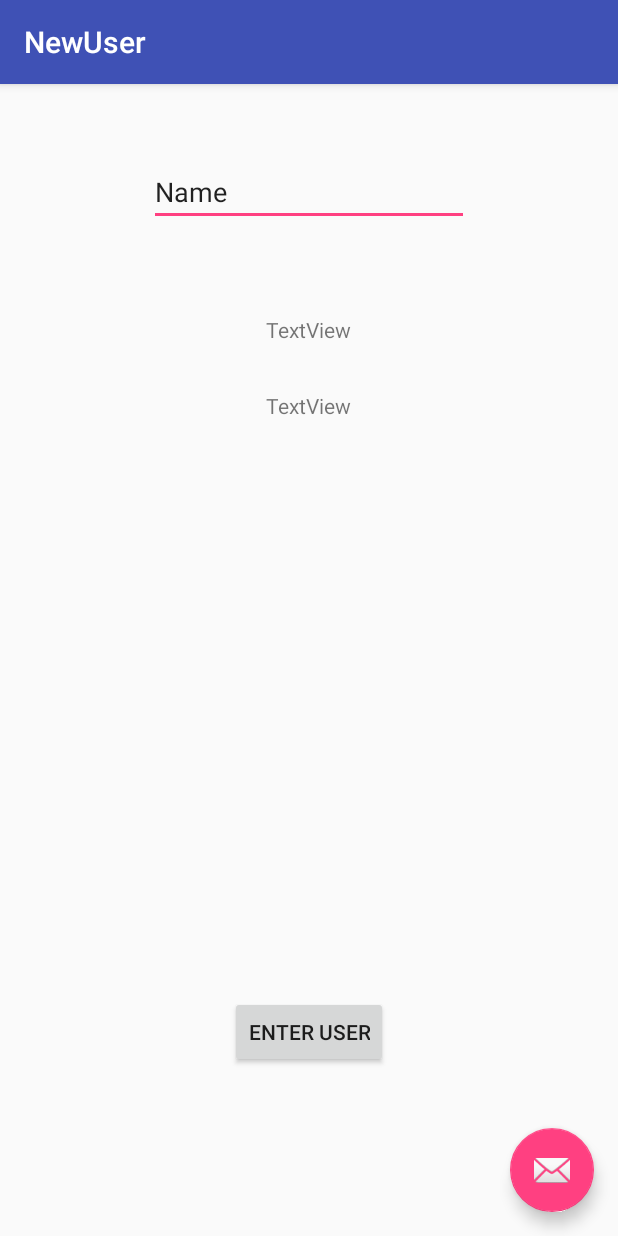
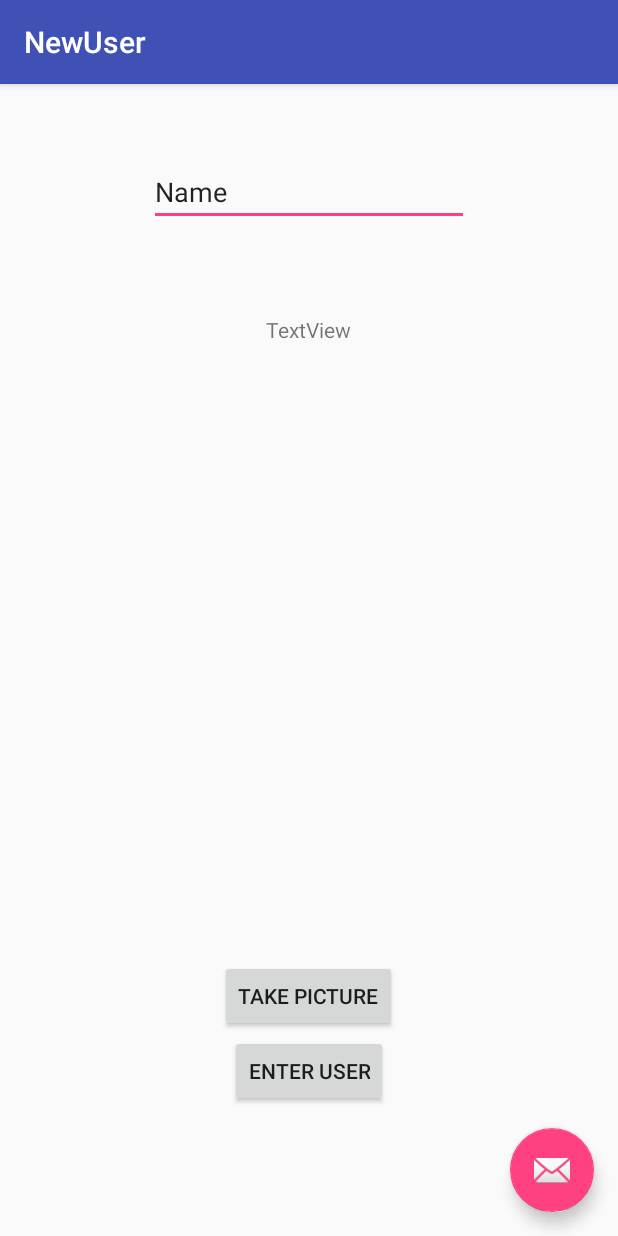
Before and after one commit to jpereira23/FinalProject, an Android app: the NewUser screen opened directly, with no data from a screen before it, on a phone screen of 412 x 824 dp. Run offline under Robolectric (Android 15) with nearby library versions, the phone set to English and light mode, and no system bars; libraries missing offline, so code that uses them is left out: io.realm; pictures from the network do not load; 8 statements that could not run were skipped.

Commit message:
Picture Taking Intent and saving file path of image to user in the pictureName variable

```diff
--- a/FinalProject/app/build.gradle
+++ b/FinalProject/app/build.gradle
@@ -28,4 +28,5 @@ dependencies {
     compile 'com.android.support:appcompat-v7:25.1.1'
     compile 'com.android.support:design:25.1.1'
     testCompile 'junit:junit:4.12'
+    compile 'com.google.android.gms:play-services-appindexing:8.4.0'
 }
--- a/FinalProject/app/src/main/java/examples/csci567/finalproject/NewUser.java
+++ b/FinalProject/app/src/main/java/examples/csci567/finalproject/NewUser.java
@@ -1,28 +1,67 @@
 package examples.csci567.finalproject;
 
+import android.Manifest;
+import android.app.Activity;
 import android.content.Intent;
+import android.content.pm.PackageManager;
+import android.graphics.Bitmap;
+import android.net.Uri;
 import android.os.Bundle;
+import android.os.Environment;
+import android.provider.MediaStore;
 import android.support.design.widget.FloatingActionButton;
 import android.support.design.widget.Snackbar;
+import android.support.v4.app.ActivityCompat;
+import android.support.v4.content.ContextCompat;
 import android.support.v7.app.AppCompatActivity;
 import android.support.v7.widget.Toolbar;
+import android.util.Log;
 import android.view.View;
 import android.widget.Button;
 import android.widget.EditText;
+import android.widget.ImageView;
 import android.widget.TextView;
+
+import com.google.android.gms.appindexing.Action;
+import com.google.android.gms.appindexing.AppIndex;
+import com.google.android.gms.appindexing.Thing;
+import com.google.android.gms.common.api.GoogleApiClient;
+
+import java.io.File;
+import java.text.SimpleDateFormat;
+import java.util.Date;
 
 import io.realm.Realm;
 import io.realm.RealmQuery;
 import io.realm.RealmResults;
 
+import static android.media.MediaRecorder.VideoSource.CAMERA;
+import static android.provider.Telephony.Mms.Part.FILENAME;
+
 public class NewUser extends AppCompatActivity {
     private int count = 0;
+    /**
+     * ATTENTION: This was auto-generated to implement the App Indexing API.
+     * See https://g.co/AppIndexing/AndroidStudio for more information.
+     */
+    private GoogleApiClient client;
+    private Button takePicture;
+    private ImageView imageView;
+    private String file_path=null;
+    private static final int REQUEST_EXTERNAL_STORAGE = 1;
+    private static String[] PERMISSIONS_STORAGE = {
+            Manifest.permission.READ_EXTERNAL_STORAGE,
+            Manifest.permission.WRITE_EXTERNAL_STORAGE
+    };
+
     @Override
     protected void onCreate(Bundle savedInstanceState) {
         super.onCreate(savedInstanceState);
         setContentView(R.layout.activity_new_user);
         Toolbar toolbar = (Toolbar) findViewById(R.id.toolbar);
         setSupportActionBar(toolbar);
+
+        ;
 
         FloatingActionButton fab = (FloatingActionButton) findViewById(R.id.fab);
         fab.setOnClickListener(new View.OnClickListener() {
@@ -38,27 +77,61 @@ public class NewUser extends AppCompatActivity {
         RealmResults<Entity> results = query.findAll();
         count = results.size();
 
+        imageView = (ImageView) findViewById(R.id.imageview);
+        takePicture = (Button) findViewById(R.id.picture_button);
+        takePicture.setOnClickListener(new View.OnClickListener() {
+            @Override
+            public void onClick(View view) {
+                askForPermission(Manifest.permission.CAMERA, CAMERA);
+                takePicture(view);
+               // Log.e((String)imageView.getTag(),(String) imageView.getTag());
+
+            }
+
+        });
+
         Button createUser = (Button) findViewById(R.id.button);
         createUser.setOnClickListener(new View.OnClickListener() {
-            @Override public void onClick(View view)
-            {
+            @Override
+            public void onClick(View view) {
                 EditText text = (EditText) findViewById(R.id.editText);
                 String aText = text.getText().toString();
                 User user = new User();
                 user.setName(text.getText().toString());
                 TextView text1 = (TextView) findViewById(R.id.textView);
-                TextView text2 = (TextView) findViewById(R.id.textView2);
+               // TextView text2 = (TextView) findViewById(R.id.textView2);
                 text1.setText(user.getName());
-                text2.setText(user.getPicture());
-                sendToDatabase(user.getName(), user.getPicture());
+                //text2.setText(user.getPicture());
+                sendToDatabase(user.getName(), file_path);
                 finish();
             }
 
         });
+        // ATTENTION: This was auto-generated to implement the App Indexing API.
+        // See https://g.co/AppIndexing/AndroidStudio for more information.
+        client = new GoogleApiClient.Builder(this).addApi(AppIndex.API).build();
     }
 
-    private void sendToDatabase(String name, String pictureName)
-    {
+    private void askForPermission(String permission, Integer requestCode) {
+        if (ContextCompat.checkSelfPermission(NewUser.this, permission) != PackageManager.PERMISSION_GRANTED) {
+
+            // Should we show an explanation?
+            if (ActivityCompat.shouldShowRequestPermissionRationale(NewUser.this, permission)) {
+
+                //This is called if user has denied the permission before
+                //In this case I am just asking the permission again
+                ActivityCompat.requestPermissions(NewUser.this, new String[]{permission}, requestCode);
+
+            } else {
+
+                ActivityCompat.requestPermissions(NewUser.this, new String[]{permission}, requestCode);
+            }
+        }
+    }
+
+
+
+    private void sendToDatabase(String name, String pictureName) {
         Realm realm = Realm.getDefaultInstance();
         realm.beginTransaction();
         count += 1;
@@ -69,16 +142,102 @@ public class NewUser extends AppCompatActivity {
     }
 
 
-
-    private void createNewUser()
-    {
+    private void createNewUser() {
         Button addUser = (Button) findViewById(R.id.button);
-        addUser.setOnClickListener( new View.OnClickListener() {
-            @Override public void onClick(View v) {
+        addUser.setOnClickListener(new View.OnClickListener() {
+            @Override
+            public void onClick(View v) {
 
             }
 
         });
     }
 
+    /**
+     * ATTENTION: This was auto-generated to implement the App Indexing API.
+     * See https://g.co/AppIndexing/AndroidStudio for more information.
+     */
+    public Action getIndexApiAction() {
+        Thing object = new Thing.Builder()
+                .setName("NewUser Page") // TODO: Define a title for the content shown.
+                // TODO: Make sure this auto-generated URL is correct.
+                .setUrl(Uri.parse("http://[ENTER-YOUR-URL-HERE]"))
+                .build();
+        return new Action.Builder(Action.TYPE_VIEW)
+                .setObject(object)
+                .setActionStatus(Action.STATUS_TYPE_COMPLETED)
+                .build();
+    }
+    private Uri file;
+    public void takePicture(View view) {
+        verifyStoragePermissions(this);
+        Intent intent = new Intent(MediaStore.ACTION_IMAGE_CAPTURE);
+        file = Uri.fromFile(getOutputMediaFile());
+        file_path = file.getPath();
+        intent.putExtra(MediaStore.EXTRA_OUTPUT, file);
+
+        startActivityForResult(intent, 100);
+    }
+
+    @Override
+    protected void onActivityResult(int requestCode, int resultCode, Intent data) {
+        if (requestCode == 100) {
+            if (resultCode == RESULT_OK) {
+                imageView.setImageURI(file);
+            }
+        }
+    }
+    String mCurrentPhotoPath;
+
+    private static File getOutputMediaFile(){
+        File mediaStorageDir = new File(Environment.getExternalStoragePublicDirectory(
+                Environment.DIRECTORY_PICTURES), "CameraDemo");
+
+        if (!mediaStorageDir.exists()){
+            if (!mediaStorageDir.mkdirs()){
+                return null;
+            }
+        }
+
+        String timeStamp = new SimpleDateFormat("yyyyMMdd_HHmmss").format(new Date());
+        return new File(mediaStorageDir.getPath() + File.separator +
+                "IMG_"+ timeStamp + ".jpg");
+    }
+
+
+    @Override
+    public void onStart() {
+        super.onStart();
+
+        // ATTENTION: This was auto-generated to implement the App Indexing API.
+        // See https://g.co/AppIndexing/AndroidStudio for more information.
+        client.connect();
+        AppIndex.AppIndexApi.start(client, getIndexApiAction());
+    }
+
+    @Override
+    public void onStop() {
+        super.onStop();
+
+        // ATTENTION: This was auto-generated to implement the App Indexing API.
+        // See https://g.co/AppIndexing/AndroidStudio for more information.
+        AppIndex.AppIndexApi.end(client, getIndexApiAction());
+        client.disconnect();
+    }
+
+
+
+    public static void verifyStoragePermissions(Activity activity) {
+        // Check if we have write permission
+        int permission = ActivityCompat.checkSelfPermission(activity, Manifest.permission.WRITE_EXTERNAL_STORAGE);
+
+        if (permission != PackageManager.PERMISSION_GRANTED) {
+            // We don't have permission so prompt the user
+            ActivityCompat.requestPermissions(
+                    activity,
+                    PERMISSIONS_STORAGE,
+                    REQUEST_EXTERNAL_STORAGE
+            );
+        }
+    }
 }
--- a/FinalProject/app/src/main/res/layout/activity_new_user.xml
+++ b/FinalProject/app/src/main/res/layout/activity_new_user.xml
@@ -21,6 +21,8 @@
 
     </android.support.design.widget.AppBarLayout>
 
+
+
     <android.support.design.widget.FloatingActionButton
         android:id="@+id/fab"
         android:layout_width="wrap_content"
--- a/FinalProject/app/src/main/res/layout/content_new_user.xml
+++ b/FinalProject/app/src/main/res/layout/content_new_user.xml
@@ -22,20 +22,29 @@
         android:layout_marginTop="138dp"
         android:id="@+id/textView" />
 
-    <TextView
-        android:text="TextView"
+
+    <ImageView
+        android:id="@+id/imageview"
         android:layout_width="wrap_content"
         android:layout_height="wrap_content"
-        android:layout_below="@+id/textView"
-        android:layout_alignEnd="@+id/textView"
-        android:layout_marginTop="31dp"
-        android:id="@+id/textView2" />
+        android:layout_marginBottom="30dp"
+        android:layout_centerHorizontal="true"
+        android:layout_above="@+id/picture_button"/>
+
+    <Button
+        android:text="Take Picture"
+        android:layout_width="wrap_content"
+        android:layout_height="wrap_content"
+        android:layout_marginBottom="120dp"
+        android:id="@+id/picture_button"
+        android:layout_alignParentBottom="true"
+        android:layout_centerHorizontal="true" />
 
     <Button
         android:text="Enter User"
         android:layout_width="wrap_content"
         android:layout_height="wrap_content"
-        android:layout_marginBottom="96dp"
+        android:layout_marginBottom="70dp"
         android:id="@+id/button"
         android:layout_alignParentBottom="true"
         android:layout_centerHorizontal="true" />
```
Also changed, not shown: FinalProject/app/src/main/AndroidManifest.xml (+9 -2 lines).
